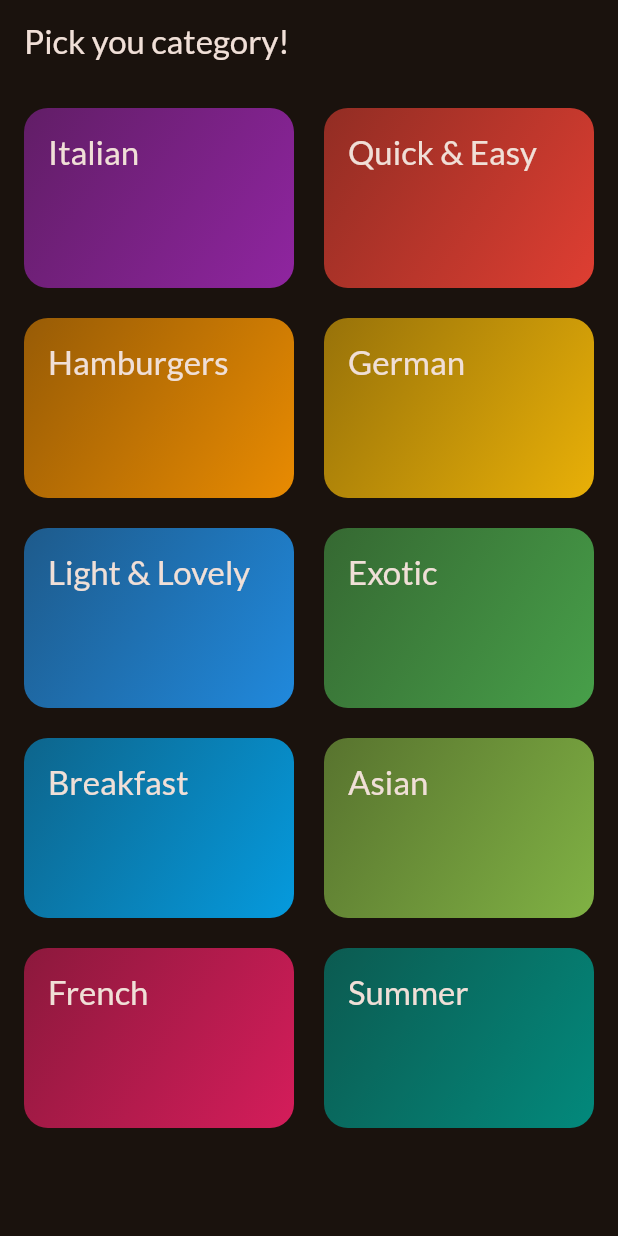
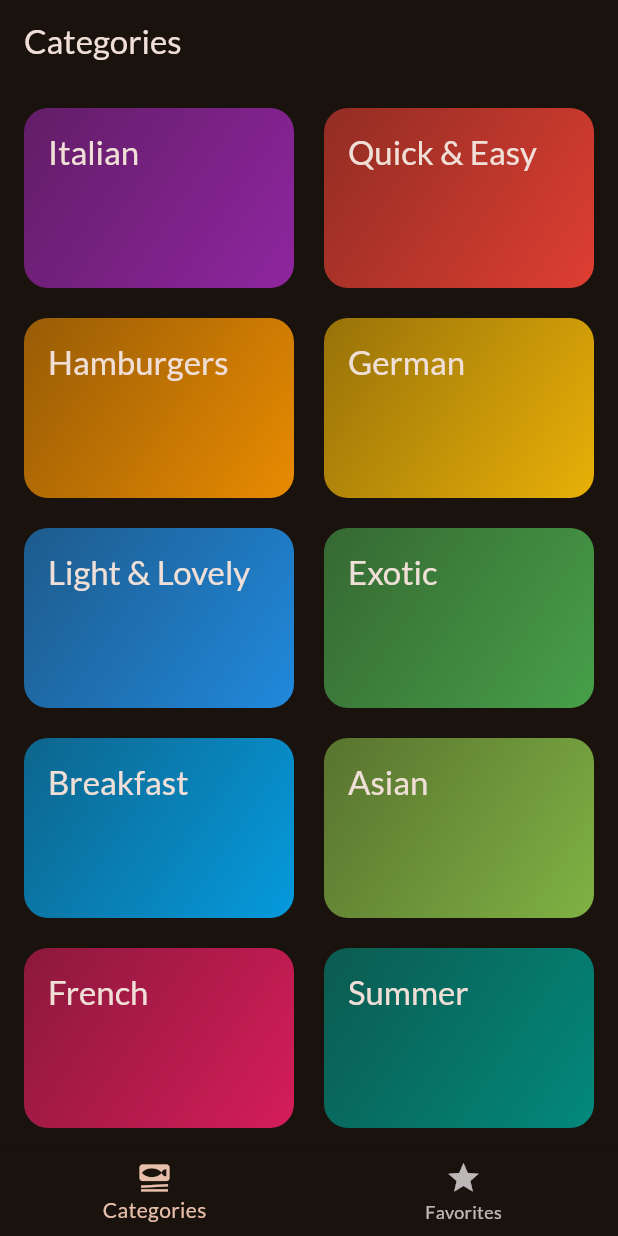
Before and after one commit to alfism1/flutter_meal, a Flutter app: the screen it shows after launch, on a phone screen of 412 x 824 dp. Run offline on Flutter 3.47's test engine with Material 2 defaults, Android fonts, the phone set to English and light mode, and no system bars; our stand-ins replace google_fonts, transparent_image.

```diff
--- a/lib/main.dart
+++ b/lib/main.dart
@@ -2,7 +2,8 @@ import 'package:flutter/material.dart';
 
 import 'package:google_fonts/google_fonts.dart';
 // import 'package:meals/data/dummy_data.dart';
-import 'package:meals/screens/categories.dart';
+// import 'package:meals/screens/categories.dart';
+import 'package:meals/screens/tabs.dart';
 // import 'package:meals/screens/meals.dart';
 
 final theme = ThemeData(
@@ -26,7 +27,7 @@ class App extends StatelessWidget {
     return MaterialApp(
       theme: theme,
       // home: const CategoriesScreen(),
-      home: const CategoriesScreen(),
+      home: const TabsScreen(),
     );
   }
 }
--- a/lib/screens/categories.dart
+++ b/lib/screens/categories.dart
@@ -27,9 +27,9 @@ class CategoriesScreen extends StatelessWidget {
   @override
   Widget build(BuildContext context) {
     return Scaffold(
-      appBar: AppBar(
-        title: const Text('Pick you category!'),
-      ),
+      // appBar: AppBar(
+      //   title: const Text('Pick you category!'),
+      // ),
       body: GridView(
         padding: const EdgeInsets.all(16),
         gridDelegate: const SliverGridDelegateWithFixedCrossAxisCount(
--- /dev/null
+++ b/lib/screens/tabs.dart
@@ -0,0 +1,52 @@
+import 'package:flutter/material.dart';
+import 'package:meals/screens/categories.dart';
+import 'package:meals/screens/meals.dart';
+
+class TabsScreen extends StatefulWidget {
+  const TabsScreen({super.key});
+
+  @override
+  State<TabsScreen> createState() => _TabsScreenState();
+}
+
+class _TabsScreenState extends State<TabsScreen> {
+  int _selectedPageIndex = 0;
+
+  void _selectPage(int index) {
+    setState(() {
+      _selectedPageIndex = index;
+    });
+  }
+
+  @override
+  Widget build(BuildContext context) {
+    Widget activePage = const CategoriesScreen();
+    var activePageTitle = "Categories";
+
+    if (_selectedPageIndex == 1) {
+      activePage = const MealsScreen(meals: []);
+      activePageTitle = "Your favorites";
+    }
+
+    return Scaffold(
+      appBar: AppBar(
+        title: Text(activePageTitle),
+      ),
+      body: activePage,
+      bottomNavigationBar: BottomNavigationBar(
+        onTap: _selectPage,
+        currentIndex: _selectedPageIndex,
+        items: const [
+          BottomNavigationBarItem(
+            icon: Icon(Icons.set_meal),
+            label: 'Categories',
+          ),
+          BottomNavigationBarItem(
+            icon: Icon(Icons.star),
+            label: 'Favorites',
+          ),
+        ],
+      ),
+    );
+  }
+}
```
Also changed, not shown: lib/screens/meal_details.dart (+49 -4 lines), lib/screens/meals.dart (+7 -3 lines).
